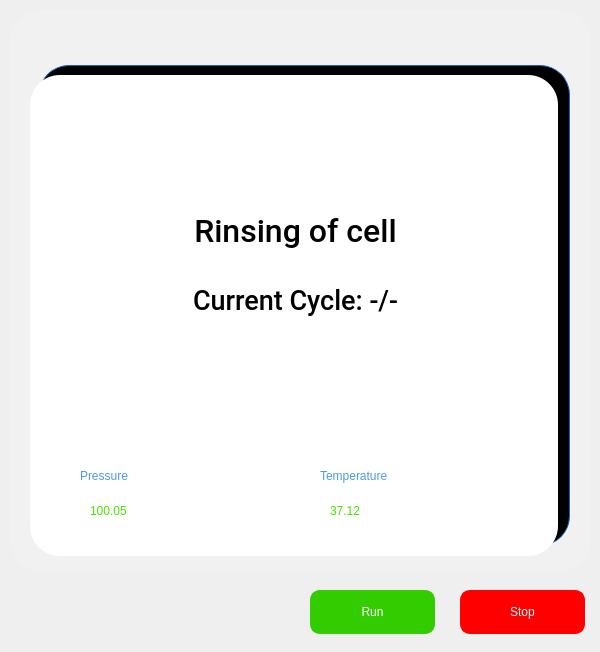
First picture: the form in pApp-22-June-2021/scleaning.ui, repository ChandraMVE/PSSC_QT_Development, before the edit.
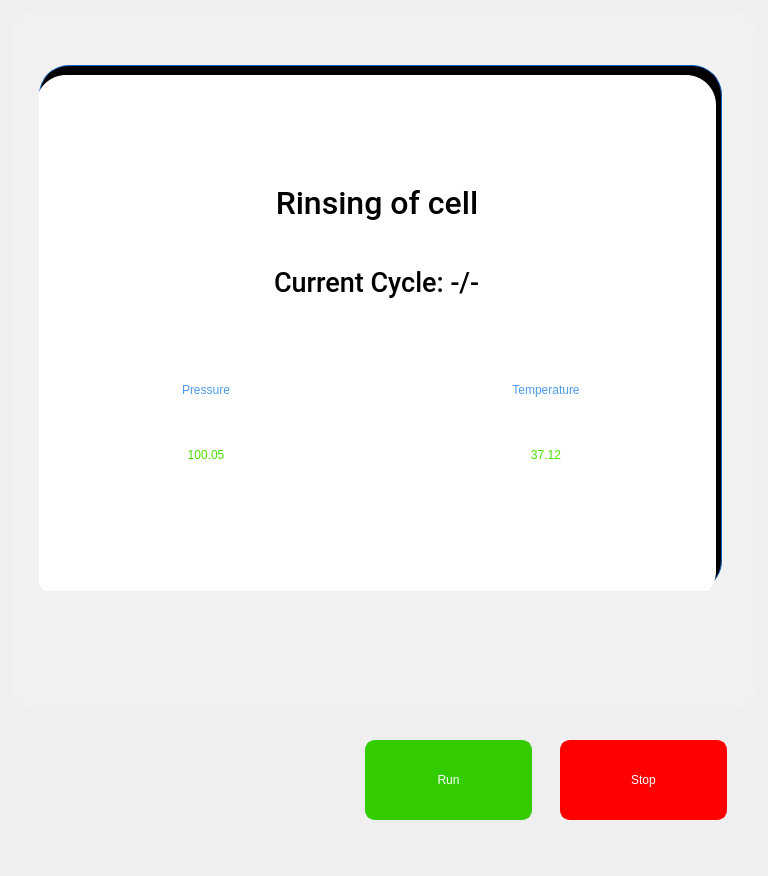
Second picture: the form after the edit.

Commit message: 1.scleaning.ui window resulution change 600*652 to 768*876 2.and also change label and button sizes 3.in smemory.ui change the screen resulution 600*720 to 768*944 4.and aslo change label and buttons sizes 5.in susersetup.ui  change the screen resulution 600*720 to 768*944 and change the lables and buttons sizes

The edit to the form file:
```diff
--- a/pApp-22-June-2021/scleaning.ui
+++ b/pApp-22-June-2021/scleaning.ui
@@ -6,8 +6,8 @@
    <rect>
     <x>0</x>
     <y>0</y>
-    <width>600</width>
-    <height>652</height>
+    <width>768</width>
+    <height>876</height>
    </rect>
   </property>
   <property name="windowTitle">
@@ -16,10 +16,10 @@
   <widget class="QPushButton" name="pbRun">
    <property name="geometry">
     <rect>
-     <x>310</x>
-     <y>590</y>
-     <width>125</width>
-     <height>44</height>
+     <x>365</x>
+     <y>740</y>
+     <width>167</width>
+     <height>80</height>
     </rect>
    </property>
    <property name="focusPolicy">
@@ -80,10 +80,10 @@
   <widget class="QPushButton" name="pbStop">
    <property name="geometry">
     <rect>
-     <x>460</x>
-     <y>590</y>
-     <width>125</width>
-     <height>44</height>
+     <x>560</x>
+     <y>740</y>
+     <width>167</width>
+     <height>80</height>
     </rect>
    </property>
    <property name="focusPolicy">
@@ -145,8 +145,8 @@
     <rect>
      <x>10</x>
      <y>10</y>
-     <width>581</width>
-     <height>561</height>
+     <width>749</width>
+     <height>720</height>
     </rect>
    </property>
    <property name="styleSheet">
@@ -209,8 +209,8 @@
       <rect>
        <x>0</x>
        <y>0</y>
-       <width>581</width>
-       <height>561</height>
+       <width>749</width>
+       <height>700</height>
       </rect>
      </property>
      <property name="styleSheet">
@@ -233,8 +233,8 @@
        <rect>
         <x>29</x>
         <y>55</y>
-        <width>531</width>
-        <height>481</height>
+        <width>683</width>
+        <height>526</height>
        </rect>
       </property>
       <property name="styleSheet">
@@ -254,14 +254,13 @@
       <property name="frameShadow">
        <enum>QFrame::Raised</enum>
       </property>
-     </widget>
      <widget class="QFrame" name="frame_3">
       <property name="geometry">
        <rect>
-        <x>20</x>
-        <y>65</y>
-        <width>528</width>
-        <height>481</height>
+         <x>-3</x>
+         <y>10</y>
+         <width>680</width>
+         <height>526</height>
        </rect>
       </property>
       <property name="styleSheet">
@@ -284,10 +283,10 @@
       <widget class="QLabel" name="lblMessage">
        <property name="geometry">
         <rect>
-         <x>30</x>
-         <y>130</y>
-         <width>471</width>
-         <height>51</height>
+          <x>7</x>
+          <y>93</y>
+          <width>668</width>
+          <height>70</height>
         </rect>
        </property>
        <property name="font">
@@ -316,10 +315,10 @@
       <widget class="QFrame" name="frLiveData">
        <property name="geometry">
         <rect>
-         <x>20</x>
-         <y>380</y>
-         <width>491</width>
-         <height>81</height>
+          <x>0</x>
+          <y>275</y>
+          <width>680</width>
+          <height>140</height>
         </rect>
        </property>
        <property name="styleSheet">
@@ -334,10 +333,10 @@
        <widget class="QLabel" name="lblTemperature">
         <property name="geometry">
          <rect>
-          <x>280</x>
-          <y>40</y>
-          <width>191</width>
-          <height>31</height>
+           <x>340</x>
+           <y>70</y>
+           <width>340</width>
+           <height>70</height>
          </rect>
         </property>
         <property name="styleSheet">
@@ -347,14 +346,17 @@
         <property name="text">
          <string>37.12</string>
         </property>
+         <property name="alignment">
+          <set>Qt::AlignCenter</set>
+         </property>
        </widget>
        <widget class="QLabel" name="lblPressure">
         <property name="geometry">
          <rect>
-          <x>40</x>
-          <y>40</y>
-          <width>191</width>
-          <height>31</height>
+           <x>0</x>
+           <y>70</y>
+           <width>340</width>
+           <height>70</height>
          </rect>
         </property>
         <property name="styleSheet">
@@ -364,14 +366,17 @@
         <property name="text">
          <string>100.05</string>
         </property>
+         <property name="alignment">
+          <set>Qt::AlignCenter</set>
+         </property>
        </widget>
        <widget class="QLabel" name="label_10">
         <property name="geometry">
          <rect>
-          <x>270</x>
+           <x>340</x>
           <y>5</y>
-          <width>201</width>
-          <height>31</height>
+           <width>340</width>
+           <height>70</height>
          </rect>
         </property>
         <property name="styleSheet">
@@ -381,14 +386,17 @@
         <property name="text">
          <string>Temperature</string>
         </property>
+         <property name="alignment">
+          <set>Qt::AlignCenter</set>
+         </property>
        </widget>
        <widget class="QLabel" name="label_8">
         <property name="geometry">
          <rect>
-          <x>30</x>
+           <x>0</x>
           <y>5</y>
-          <width>201</width>
-          <height>31</height>
+           <width>340</width>
+           <height>70</height>
          </rect>
         </property>
         <property name="styleSheet">
@@ -398,15 +406,18 @@
         <property name="text">
          <string>Pressure</string>
         </property>
+         <property name="alignment">
+          <set>Qt::AlignCenter</set>
+         </property>
        </widget>
       </widget>
       <widget class="QLabel" name="lblCountDown">
        <property name="geometry">
         <rect>
-         <x>30</x>
-         <y>200</y>
-         <width>471</width>
-         <height>51</height>
+          <x>10</x>
+          <y>172</y>
+          <width>661</width>
+          <height>70</height>
         </rect>
        </property>
        <property name="font">
@@ -431,6 +442,7 @@
        <property name="wordWrap">
         <bool>true</bool>
        </property>
+       </widget>
       </widget>
      </widget>
     </widget>
```
Lines whose indentation alone changed are shown as unchanged. The commit also changes 10 other files.
